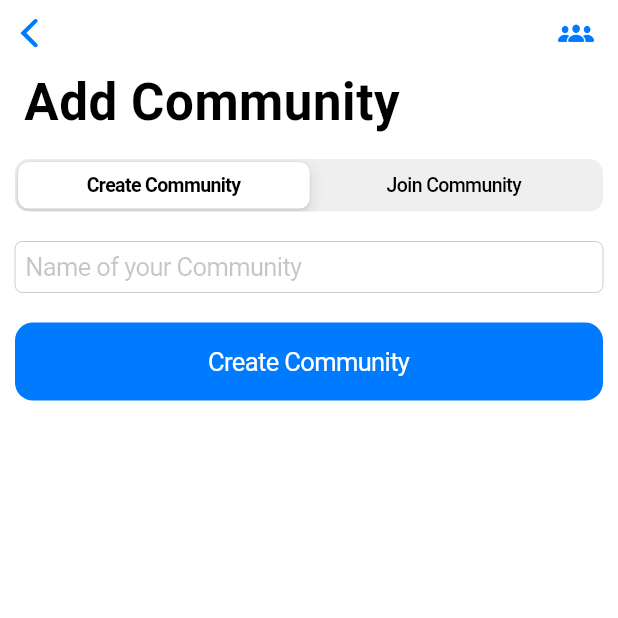
After one commit to Jakob-Landbrecht/check24-BetApp, a Flutter app: the AddCommunity screen opened by its route, on a phone screen of 412 x 824 dp, the top half of it. The commit adds this screen. Run offline on Flutter 3.47's test engine with Material 3 defaults, Android fonts, the phone set to English and light mode, and no system bars; our stand-ins replace cloud_firestore, firebase_auth, firebase_core, firebase_storage, share_plus; accounts and stored records are empty; network calls fail.

Commit message:
Added Community Function

```diff
--- /dev/null
+++ b/betapp/lib/Models/bets.dart
@@ -0,0 +1,39 @@
+import 'package:cloud_firestore/cloud_firestore.dart';
+
+class Bet{
+  final int homeTeamCount;
+  final int awayTeamCount;
+  final String gameUid;
+  final String userUid;
+
+  Bet({
+    required this.homeTeamCount,
+    required this.awayTeamCount,
+    required this.gameUid,
+    required this.userUid
+  });
+
+  factory Bet.fromFirestore(
+    DocumentSnapshot<Map<String,dynamic>> snapshot,
+    SnapshotOptions? options,
+  ){
+    final data = snapshot.data();
+    return Bet(
+      awayTeamCount: data?["awayTeamCount"],
+      homeTeamCount: data?["homeTeamCount"],
+      gameUid: data?["gameUid"],
+      userUid: data?["userUid"],
+       );
+  }
+
+
+  Map<String, dynamic> toFirestore(){
+    return{
+      "awayTeamCount": awayTeamCount,
+      "homeTeamCount": homeTeamCount,
+      "gameUid": gameUid,
+      "userUid": userUid,
+    };
+  }
+
+}
--- /dev/null
+++ b/betapp/lib/Models/community.dart
@@ -0,0 +1,29 @@
+import 'package:cloud_firestore/cloud_firestore.dart';
+
+class Community{
+  final String name;
+  String? communityUid;
+
+  Community({
+    required this.name,
+    this.communityUid
+  });
+
+  factory Community.fromFirestore(
+    DocumentSnapshot<Map<String,dynamic>> snapshot,
+    SnapshotOptions? options,
+  ){
+    final data = snapshot.data();
+    return Community(
+      name: data?["name"],
+       );
+  }
+
+
+  Map<String, dynamic> toFirestore(){
+    return{
+      "name": name,
+    };
+  }
+
+}
--- a/betapp/lib/Models/game.dart
+++ b/betapp/lib/Models/game.dart
@@ -2,7 +2,8 @@
 
 import 'package:cloud_firestore/cloud_firestore.dart';
 
-class Game{
+class Game {
+  String? GameUid;
   final String AwayTeam;
   final String AwayTeamCode;
   int AwayTeamScore;
@@ -15,8 +16,8 @@ class Game{
   final int MatchNumber;
   final int RoundNumber;
 
-
   Game({
+    this.GameUid,
     required this.AwayTeam,
     required this.AwayTeamCode,
     required this.AwayTeamScore,
@@ -31,9 +32,9 @@ class Game{
   });
 
   factory Game.fromFirestore(
-    DocumentSnapshot<Map<String,dynamic>> snapshot,
+    DocumentSnapshot<Map<String, dynamic>> snapshot,
     SnapshotOptions? options,
-  ){
+  ) {
     final data = snapshot.data();
     return Game(
         AwayTeam: data?["AwayTeam"],
@@ -46,12 +47,11 @@ class Game{
         HomeTeamCode: data?["HomeTeamCode"],
         MatchNumber: data?["MatchNumber"],
         Location: data?["Location"],
-      RoundNumber: data?["RoundNumber"]
-       );
+        RoundNumber: data?["RoundNumber"]);
   }
 
-  Map<String, dynamic> toFirestore(){
-    return{
+  Map<String, dynamic> toFirestore() {
+    return {
       "AwayTeam": AwayTeam,
       "AwayTeamCode": AwayTeamCode,
       "AwayTeamScore": AwayTeamScore,
@@ -65,5 +65,4 @@ class Game{
       "MatchNumber": MatchNumber
     };
   }
-
 }
--- /dev/null
+++ b/betapp/lib/Screens/CommunityPage/addCommunity.dart
@@ -0,0 +1,172 @@
+import 'package:betapp/Models/community.dart';
+import 'package:betapp/Models/tournaments.dart';
+import 'package:betapp/Services/database.dart';
+import 'package:flutter/cupertino.dart';
+import 'package:flutter/material.dart';
+import 'package:share_plus/share_plus.dart';
+
+class AddCommunity extends StatefulWidget {
+  const AddCommunity({super.key});
+
+  @override
+  State<AddCommunity> createState() => _AddCommunityState();
+}
+
+class _AddCommunityState extends State<AddCommunity> {
+  int _selectedSegment = 0;
+
+  @override
+  Widget build(BuildContext context) {
+    return CupertinoPageScaffold(
+        child: CustomScrollView(
+      physics: const AlwaysScrollableScrollPhysics(),
+      slivers: <Widget>[
+        const CupertinoSliverNavigationBar(
+          largeTitle: Text("Add Community"),
+          stretch: true,
+          backgroundColor: CupertinoColors.white,
+          automaticallyImplyLeading: true,
+          border: Border(
+            bottom:
+                BorderSide(color: Color.fromARGB(255, 206, 206, 206), width: 2),
+          ),
+          trailing: Icon(CupertinoIcons.group_solid,
+              color: CupertinoColors.systemBlue, size: 24),
+        ),
+        SliverToBoxAdapter(
+          child: Padding(
+            padding: const EdgeInsets.all(10.0),
+            child: CupertinoSlidingSegmentedControl<int>(
+              groupValue: _selectedSegment,
+              onValueChanged: (int? newValue) {
+                setState(() {
+                  _selectedSegment = newValue!;
+                });
+              },
+              children: const <int, Widget>{
+                0: Padding(
+                  padding: EdgeInsets.all(8.0),
+                  child: Text('Create Community'),
+                ),
+                1: Padding(
+                  padding: EdgeInsets.all(8.0),
+                  child: Text('Join Community'),
+                ),
+              },
+            ),
+          ),
+        ),
+        SliverToBoxAdapter(
+          child: _selectedSegment == 0 ? CreateCommunity() : Text("2"),
+        ),
+      ],
+    ));
+  }
+}
+
+class CreateCommunity extends StatefulWidget {
+  const CreateCommunity({super.key});
+
+  @override
+  State<CreateCommunity> createState() => _CreateCommunityState();
+}
+
+class _CreateCommunityState extends State<CreateCommunity> {
+  late TextEditingController _textController;
+  Community community = Community(name: "");
+
+  @override
+  void initState() {
+    super.initState();
+    _textController = TextEditingController();
+  }
+
+  @override
+  void dispose() {
+    _textController.dispose();
+    super.dispose();
+  }
+
+  @override
+  Widget build(BuildContext context) {
+    final tournament =
+        ModalRoute.of(context)!.settings.arguments as Tournament?;
+
+    return Padding(
+      padding: const EdgeInsets.all(10.0),
+      child: Column(
+        crossAxisAlignment: CrossAxisAlignment.stretch,
+        children: [
+          CupertinoTextField(
+            maxLength: 40,
+            placeholder: "Name of your Community",
+            controller: _textController,
+          ),
+          const SizedBox(
+            height: 20,
+          ),
+          CupertinoButton.filled(
+              child: const Text("Create Community"),
+              onPressed: () async {
+                if (_textController.text.trim().isEmpty) {
+                  _showAlertDialog(
+                      context, 'Please enter a name for your Community');
+                  return;
+                }
+
+                Community temp = await Database.createCommunity(
+                    _textController.text, tournament!);
+                await Database.joinCommunity(temp.communityUid!,tournament);
+                setState(() {
+                  community = temp;
+                });
+              }),
+          const SizedBox(
+            height: 20,
+          ),
+          if (community.name != "") ShareDialog(community: community),
+        ],
+      ),
+    );
+  }
+
+  void _showAlertDialog(BuildContext context, String message) {
+    showCupertinoModalPopup<void>(
+      context: context,
+      builder: (BuildContext context) => CupertinoAlertDialog(
+        title: const Text('Something went wrong'),
+        content: Text(message),
+      ),
+    );
+  }
+}
+
+class ShareDialog extends StatelessWidget {
+  final Community community;
+  const ShareDialog({super.key, required this.community});
+
+  @override
+  Widget build(BuildContext context) {
+    return Column(
+          crossAxisAlignment: CrossAxisAlignment.stretch,
+          children: [
+    Text(
+      "Invite your friends to your Community",
+      style: CupertinoTheme.of(context).textTheme.navTitleTextStyle,
+    ),
+    const SizedBox(height: 20,),
+    SelectableText("Share this code with your friends: ${community.communityUid}"),
+    CupertinoButton(
+        child: const Row(
+          children: [
+            Icon(CupertinoIcons.share),
+            SizedBox(width: 10),
+            Text("Share")],
+        ),
+        onPressed: () {
+          Share.share(community.communityUid.toString());
+        })
+          ],
+        );
+  }
+}
--- a/betapp/lib/Services/authentication.dart
+++ b/betapp/lib/Services/authentication.dart
@@ -6,7 +6,7 @@ import 'package:firebase_auth/firebase_auth.dart';
 
 class Authentication{
 
-  final FirebaseAuth _auth = FirebaseAuth.instance;
+  static final FirebaseAuth _auth = FirebaseAuth.instance;
   final FirebaseFirestore db = FirebaseFirestore.instance;
 
 
@@ -28,6 +28,10 @@ class Authentication{
     }
   }
 
+  static String getUser(){
+    return _auth.currentUser!.uid;
+  }
+
   Stream<User?> get user{
     return _auth.authStateChanges();
   }
--- a/betapp/lib/main.dart
+++ b/betapp/lib/main.dart
@@ -1,3 +1,4 @@
+import 'package:betapp/Screens/CommunityPage/addCommunity.dart';
 import 'package:betapp/Screens/Dashboard/dashboard.dart';
 import 'package:betapp/Screens/TournamentPage/tournament_page.dart';
 import 'package:betapp/Screens/Wrapper.dart';
@@ -26,6 +27,7 @@ class MyApp extends StatelessWidget {
         routes: {
           "/tournaments": (context)  => const TournamentPage(),
           "/dashboard": (context) => const Dashboard(),
+          "/addCommunity": (context) => const AddCommunity(),
         },
         title: 'Betting App',
         home: const Wrapper(),
--- a/betapp/pubspec.yaml
+++ b/betapp/pubspec.yaml
@@ -41,6 +41,7 @@ dependencies:
   provider: ^6.1.2
   firebase_storage: ^11.7.5
   intl: ^0.19.0
+  share_plus: ^9.0.0
 
 dev_dependencies:
   flutter_test:
```
Also changed, not shown: betapp/lib/Screens/Bet/bet.dart (added, +148 -0 lines), betapp/lib/Screens/Dashboard/dashboard.dart (+7 -3 lines), betapp/lib/Screens/Dashboard/upcoming.dart (+5 -5 lines), betapp/lib/Services/database.dart (+35 -0 lines), betapp/pubspec.lock, 6 other files. Lines whose indentation alone changed are shown as unchanged.
